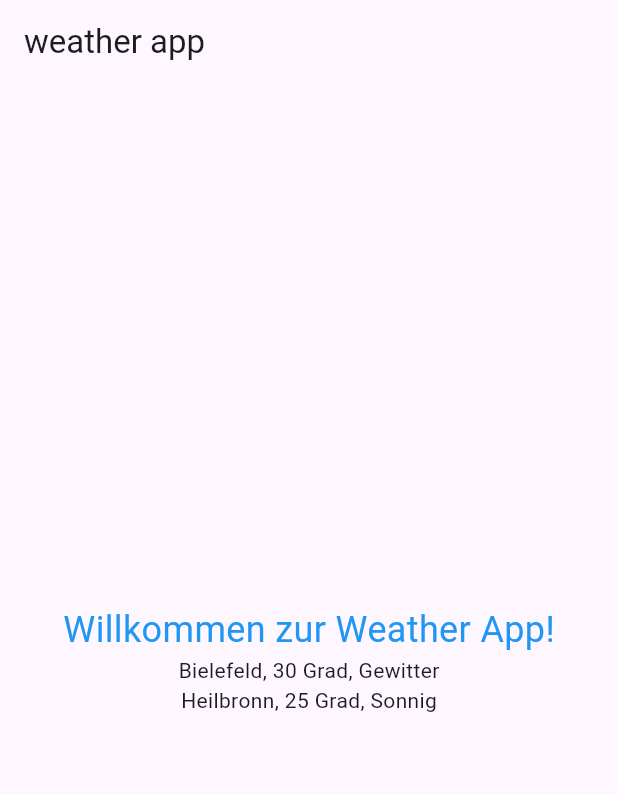
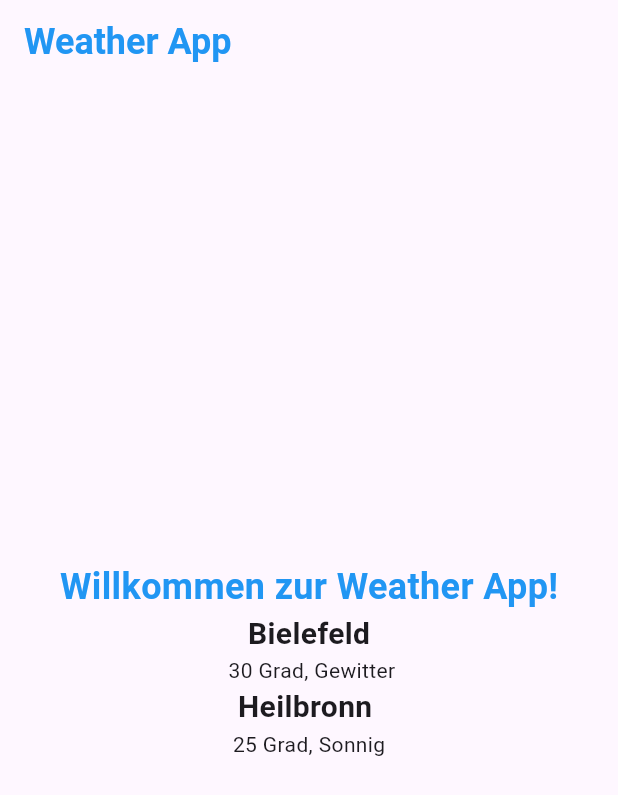
Before and after one commit to dianalibrecht/simple_weather_app, a Flutter app: the screen it shows after launch, on a phone screen of 412 x 824 dp. Shown: the top 795 px of the screen. Run offline on Flutter 3.47's test engine with Material 3 defaults, Android fonts, the phone set to English and light mode, and no system bars.

Commit message:
added task aufhübschen

```diff
--- a/lib/main.dart
+++ b/lib/main.dart
@@ -22,10 +22,12 @@ class WeatherApp extends StatelessWidget {
   Widget build(BuildContext context) {
     return Scaffold(
       appBar: AppBar(
-        title: const Text("weather app"),
+        title: const Text("Weather App",
+            style: TextStyle(
+                fontSize: 24, color: Colors.blue, fontWeight: FontWeight.bold)),
       ),
-      body: Center(
-        child: const Column(
+      body: const Center(
+        child: Column(
           mainAxisAlignment: MainAxisAlignment.center,
           children: [
             Text(
@@ -33,10 +35,15 @@ class WeatherApp extends StatelessWidget {
               style: TextStyle(
                 color: Colors.blue,
                 fontSize: 24,
+                fontWeight: FontWeight.bold,
               ),
             ),
-            Text("Bielefeld, 30 Grad, Gewitter"),
-            Text("Heilbronn, 25 Grad, Sonnig"),
+            Text("Bielefeld",
+                style: TextStyle(fontWeight: FontWeight.bold, fontSize: 20)),
+            Text(" 30 Grad, Gewitter"),
+            Text("Heilbronn ",
+                style: TextStyle(fontWeight: FontWeight.bold, fontSize: 20)),
+            Text("25 Grad, Sonnig"),
           ],
         ),
       ),
```
